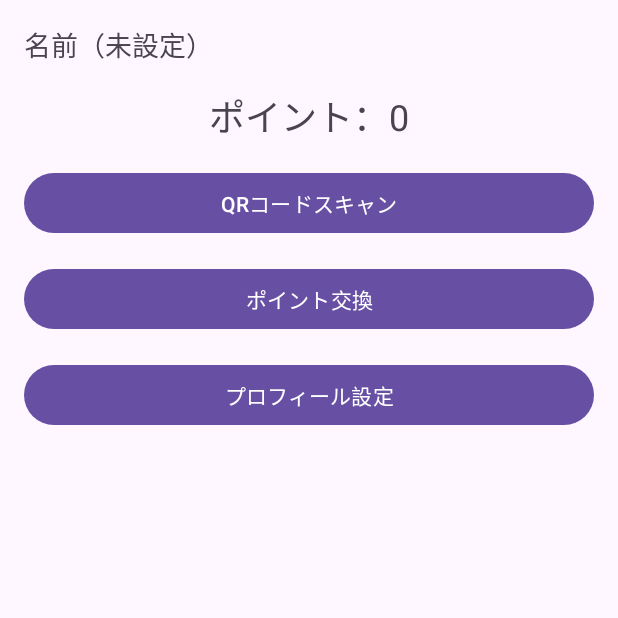
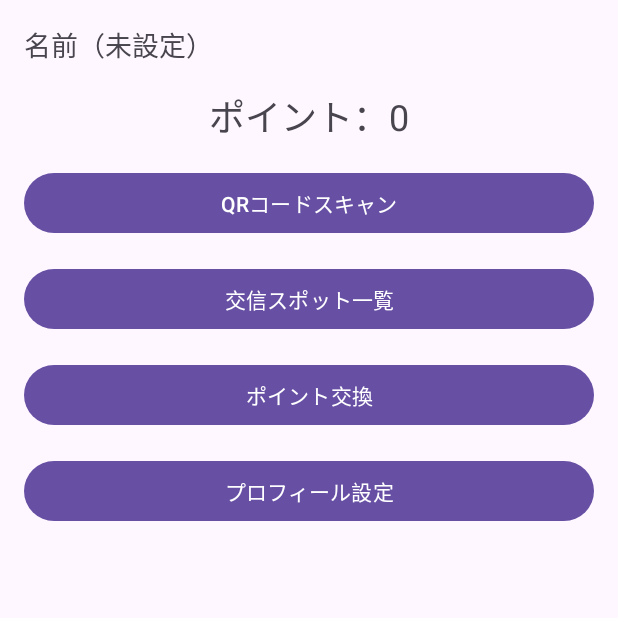
Before and after one commit to yakkyosan/Hypothesis, an Android app: the screen it shows after launch (MainActivity), on a phone screen of 412 x 824 dp, the top half of it. Run offline under Robolectric (Android 15) with nearby library versions, the phone set to English and light mode, and no system bars; our stand-ins replace Room's generated code.

Commit message:
マップ表示機能追加 （QRコードの見直し完了）

```diff
--- a/app/src/main/AndroidManifest.xml
+++ b/app/src/main/AndroidManifest.xml
@@ -27,6 +27,7 @@
             </intent-filter>
         </activity>
         <activity android:name=".ui.QrActivity" android:exported="false" />
+        <activity android:name=".ui.SpotActivity" android:exported="false" />
         <activity android:name=".ui.ProfileActivity" android:exported="false" />
         <activity android:name=".ui.RewardActivity" android:exported="false" />
     </application>
--- a/app/src/main/java/com/example/qr_scanning/database/ManualAppDatabase.java
+++ b/app/src/main/java/com/example/qr_scanning/database/ManualAppDatabase.java
@@ -3,6 +3,7 @@ package com.example.qr_scanning.database;
 
 import android.annotation.SuppressLint;
 import android.content.Context;
+import android.util.Log;
 
 import androidx.annotation.NonNull;
 import androidx.room.DatabaseConfiguration;
@@ -39,6 +40,9 @@ public class ManualAppDatabase extends AppDatabase {
                         db.execSQL("CREATE TABLE IF NOT EXISTS user_table (id INTEGER PRIMARY KEY AUTOINCREMENT, name TEXT, profileImageUrl TEXT, points INTEGER)");
                         db.execSQL("CREATE TABLE IF NOT EXISTS item_table (id INTEGER PRIMARY KEY AUTOINCREMENT, name TEXT, requiredPoints INTEGER, imageResId INTEGER)");
                         db.execSQL("CREATE TABLE IF NOT EXISTS scanned_qr_code_table (id INTEGER PRIMARY KEY AUTOINCREMENT, qrCode TEXT, scannedAt INTEGER)");
+
+                        // ログの出力
+                        Log.d("Database", "Tables created successfully");
                     }
 
                     @Override
@@ -53,6 +57,11 @@ public class ManualAppDatabase extends AppDatabase {
                 .build();
 
         openHelper = new FrameworkSQLiteOpenHelperFactory().create(configuration);
+
+        // デバッグ：テーブルが存在しない場合手動で作成
+        SupportSQLiteDatabase db = openHelper.getWritableDatabase();
+        db.execSQL("CREATE TABLE IF NOT EXISTS scanned_qr_code_table (id INTEGER PRIMARY KEY AUTOINCREMENT, qrCode TEXT, scannedAt INTEGER)");
+        Log.d("Database", "Checked or created scanned_qr_code_table manually");
 
         // DAOのインスタンスを生成
         userDao = new ManualUserDao(openHelper);
--- a/app/src/main/java/com/example/qr_scanning/ui/RewardItemAdapter.kt
+++ b/app/src/main/java/com/example/qr_scanning/ui/RewardItemAdapter.kt
@@ -33,7 +33,7 @@ class RewardItemAdapter(
 
         fun bind(item: Item, onItemClicked: (Int) -> Unit) {
             binding.tvItemName.text = item.name
-            binding.tvItemPoints.text = "必要ポイント: ${item.requiredPoints}"
+            binding.tvItemPoints.text = "必要ポイント：${item.requiredPoints}"
             binding.imgItem.setImageResource(item.imageResId) // 仮にリソースIDが含まれる場合
             binding.btnExchange.setOnClickListener {
                 onItemClicked(item.id) // 交換ボタンがクリックされたときの処理
--- /dev/null
+++ b/app/src/main/res/drawable/item1.xml
@@ -0,0 +1,7 @@
+<vector xmlns:android="http://schemas.android.com/apk/res/android" android:alpha="0.94" android:height="24dp" android:tint="#4C4D4F" android:viewportHeight="24" android:viewportWidth="24" android:width="24dp">
+
+    <path android:fillColor="@android:color/white" android:pathData="M21,5c0,-1.1 -0.9,-2 -2,-2H5.83L21,18.17V5z"/>
+
+    <path android:fillColor="@android:color/white" android:pathData="M2.81,2.81L1.39,4.22L3,5.83V19c0,1.1 0.9,2 2,2h13.17l1.61,1.61l1.41,-1.41L2.81,2.81zM6,17l3,-4l2.25,3l0.82,-1.1l2.1,2.1H6z"/>
+
+</vector>
--- /dev/null
+++ b/app/src/main/res/drawable/item2.xml
@@ -0,0 +1,7 @@
+<vector xmlns:android="http://schemas.android.com/apk/res/android" android:alpha="0.94" android:height="24dp" android:tint="#4C4D4F" android:viewportHeight="24" android:viewportWidth="24" android:width="24dp">
+
+    <path android:fillColor="@android:color/white" android:pathData="M21,5c0,-1.1 -0.9,-2 -2,-2H5.83L21,18.17V5z"/>
+
+    <path android:fillColor="@android:color/white" android:pathData="M2.81,2.81L1.39,4.22L3,5.83V19c0,1.1 0.9,2 2,2h13.17l1.61,1.61l1.41,-1.41L2.81,2.81zM6,17l3,-4l2.25,3l0.82,-1.1l2.1,2.1H6z"/>
+
+</vector>
--- /dev/null
+++ b/app/src/main/res/drawable/item3.xml
@@ -0,0 +1,7 @@
+<vector xmlns:android="http://schemas.android.com/apk/res/android" android:alpha="0.94" android:height="24dp" android:tint="#4C4D4F" android:viewportHeight="24" android:viewportWidth="24" android:width="24dp">
+
+    <path android:fillColor="@android:color/white" android:pathData="M21,5c0,-1.1 -0.9,-2 -2,-2H5.83L21,18.17V5z"/>
+
+    <path android:fillColor="@android:color/white" android:pathData="M2.81,2.81L1.39,4.22L3,5.83V19c0,1.1 0.9,2 2,2h13.17l1.61,1.61l1.41,-1.41L2.81,2.81zM6,17l3,-4l2.25,3l0.82,-1.1l2.1,2.1H6z"/>
+
+</vector>
--- /dev/null
+++ b/app/src/main/res/drawable/item4.xml
@@ -0,0 +1,7 @@
+<vector xmlns:android="http://schemas.android.com/apk/res/android" android:alpha="0.94" android:height="24dp" android:tint="#4C4D4F" android:viewportHeight="24" android:viewportWidth="24" android:width="24dp">
+
+    <path android:fillColor="@android:color/white" android:pathData="M21,5c0,-1.1 -0.9,-2 -2,-2H5.83L21,18.17V5z"/>
+
+    <path android:fillColor="@android:color/white" android:pathData="M2.81,2.81L1.39,4.22L3,5.83V19c0,1.1 0.9,2 2,2h13.17l1.61,1.61l1.41,-1.41L2.81,2.81zM6,17l3,-4l2.25,3l0.82,-1.1l2.1,2.1H6z"/>
+
+</vector>
--- /dev/null
+++ b/app/src/main/res/drawable/item5.xml
@@ -0,0 +1,7 @@
+<vector xmlns:android="http://schemas.android.com/apk/res/android" android:alpha="0.94" android:height="24dp" android:tint="#4C4D4F" android:viewportHeight="24" android:viewportWidth="24" android:width="24dp">
+
+    <path android:fillColor="@android:color/white" android:pathData="M21,5c0,-1.1 -0.9,-2 -2,-2H5.83L21,18.17V5z"/>
+
+    <path android:fillColor="@android:color/white" android:pathData="M2.81,2.81L1.39,4.22L3,5.83V19c0,1.1 0.9,2 2,2h13.17l1.61,1.61l1.41,-1.41L2.81,2.81zM6,17l3,-4l2.25,3l0.82,-1.1l2.1,2.1H6z"/>
+
+</vector>
--- a/app/src/main/res/layout/activity_main.xml
+++ b/app/src/main/res/layout/activity_main.xml
@@ -31,6 +31,14 @@
         android:text="QRコードスキャン"
         android:layout_marginTop="16dp" />
 
+    <!-- 交信スポット一覧ボタン -->
+    <Button
+        android:id="@+id/btnSpotList"
+        android:layout_width="match_parent"
+        android:layout_height="wrap_content"
+        android:text="交信スポット一覧"
+        android:layout_marginTop="16dp" />
+
     <!-- ポイント交換ボタン -->
     <Button
         android:id="@+id/btnRewards"
--- a/app/src/main/res/values/QrCodeId.xml
+++ b/app/src/main/res/values/QrCodeId.xml
@@ -8,8 +8,5 @@
         <item>yakkyo_QRtest05</item>
         <item>yakkyo_QRtest06</item>
         <item>yakkyo_QRtest07</item>
-        <item>yakkyo_QRtest08</item>
-        <item>yakkyo_QRtest09</item>
-        <item>yakkyo_QRtest10</item>
     </string-array>
 </resources>
--- a/app/src/main/res/values/items.xml
+++ b/app/src/main/res/values/items.xml
@@ -4,20 +4,28 @@
         <item>1</item>
         <item>2</item>
         <item>3</item>
+        <item>4</item>
+        <item>5</item>
     </array>
     <array name="item_names">
         <item>アイテム1</item>
         <item>アイテム2</item>
         <item>アイテム3</item>
+        <item>アイテム4</item>
+        <item>アイテム5</item>
     </array>
     <array name="item_points">
         <item>100</item>
-        <item>200</item>
-        <item>300</item>
+        <item>100</item>
+        <item>100</item>
+        <item>100</item>
+        <item>100</item>
     </array>
     <array name="item_images">
-        <item>@drawable/res_image1</item>
-        <item>@drawable/res_image2</item>
-        <item>@drawable/res_image3</item>
+        <item>@drawable/item1</item>
+        <item>@drawable/item2</item>
+        <item>@drawable/item3</item>
+        <item>@drawable/item4</item>
+        <item>@drawable/item5</item>
     </array>
 </resources>
```
Also changed, not shown: app/src/main/java/com/example/qr_scanning/dao/ManualQrCodeDao.java (+15 -0 lines), app/src/main/java/com/example/qr_scanning/model/Spot.kt (added, +8 -0 lines), app/src/main/java/com/example/qr_scanning/ui/MainActivity.kt (+9 -0 lines), app/src/main/java/com/example/qr_scanning/ui/SpotActivity.kt (added, +83 -0 lines), app/src/main/java/com/example/qr_scanning/ui/SpotAdapter.kt (added, +41 -0 lines), app/src/main/res/layout/activity_spot.xml (added, +25 -0 lines), app/src/main/res/layout/camera_activity.xml (deleted, +0 -28 lines), app/src/main/res/layout/spot_list_item.xml (added, +32 -0 lines), app/src/main/res/values/spots.xml (+31 -1 lines).
